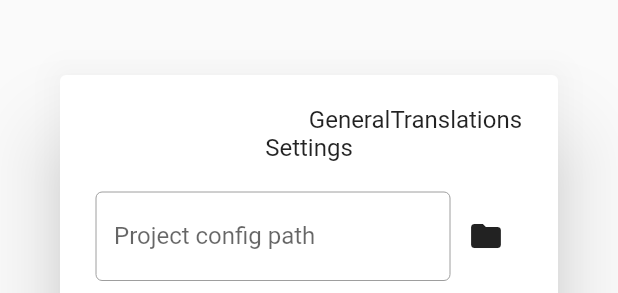
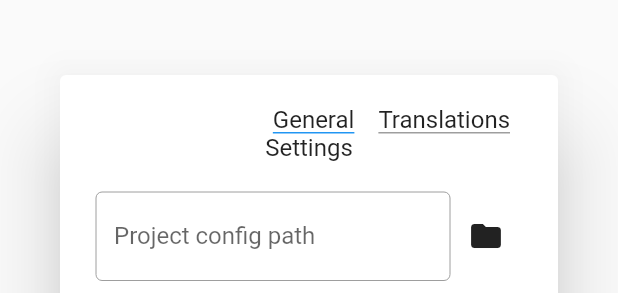
Before and after one commit to Jesperpaulsen/polyglot, a Flutter app: the Settings widget shown alone on an empty page, opened directly, on a phone screen of 412 x 824 dp. Shown: the part 210-503 px from the top of the screen. Run offline on Flutter 3.47's test engine with Material 2 defaults, Android fonts, the light colour scheme and no system bars; our stand-ins replace file_picker, flutter_riverpod; missing offline and left inert: desktop_window, pluto_grid; statements that could not run were skipped.

Commit message:
add languages from within settings

```diff
--- a/lib/screens/settings.dart
+++ b/lib/screens/settings.dart
@@ -1,7 +1,6 @@
 import 'package:flutter/material.dart';
-import 'package:intl_ui/widgets/settings/general_settings.dart';
+import 'package:intl_ui/widgets/settings/SETTING_TYPES.dart';
 import 'package:intl_ui/widgets/settings/settings_tabs.dart';
-import 'package:intl_ui/widgets/settings/translations_settings.dart';
 
 class Settings extends StatefulWidget {
   const Settings({Key? key}) : super(key: key);
@@ -11,6 +10,8 @@
 }
 
 class _SettingsState extends State<Settings> {
+  var _activeTab = settingTabs[SETTING_TYPES.GENERAL]!;
+
   @override
   Widget build(BuildContext context) {
     return AlertDialog(
@@ -19,9 +20,20 @@
           width: 800,
           child: Column(
             children: [
-              SettingsTabs(),
-              Stack(
-                children: [GeneralSettings(), TranslationsSettings()],
+              SettingsTabs(
+                activeIndex: _activeTab.index,
+                onChange: (type) {
+                  final newTab = settingTabs[type];
+                  setState(() {
+                    _activeTab = newTab!;
+                  });
+                },
+              ),
+              IndexedStack(
+                index: _activeTab.index,
+                children: [
+                  for (final setting in settingTabs.values) setting.widget
+                ],
               )
             ],
           )),
--- a/lib/services/file_handler.dart
+++ b/lib/services/file_handler.dart
@@ -1,6 +1,7 @@
 import 'dart:convert';
 import 'dart:io';
 
+import 'package:intl_ui/utils/prettyJsonString.dart';
 import 'package:path_provider/path_provider.dart';
 
 class FileHandler {
@@ -61,6 +62,6 @@
       fileName: fileName,
       fullPath: fullPath,
     );
-    return file.writeAsString(jsonEncode(content));
+    return file.writeAsString(getPrettyJSONString(content));
   }
 }
--- /dev/null
+++ b/lib/utils/prettyJsonString.dart
@@ -0,0 +1,6 @@
+import 'dart:convert';
+
+String getPrettyJSONString(jsonObject) {
+  var encoder = const JsonEncoder.withIndent("  ");
+  return encoder.convert(jsonObject);
+}
--- a/lib/widgets/settings/SETTING_TYPES.dart
+++ b/lib/widgets/settings/SETTING_TYPES.dart
@@ -1,19 +1,34 @@
 import 'package:flutter/material.dart';
 import 'package:intl_ui/widgets/settings/general_settings.dart';
+import 'package:intl_ui/widgets/settings/translations_settings.dart';
 
 enum SETTING_TYPES { GENERAL, TRANSLATIONS }
 
 Map<SETTING_TYPES, SettingTab> settingTabs = {
-  SETTING_TYPES.GENERAL: SettingTab(index: 0, widget: const GeneralSettings()),
-  SETTING_TYPES.TRANSLATIONS: SettingTab(index: 1, widget: const Text('Hello'))
+  SETTING_TYPES.GENERAL: SettingTab(
+    type: SETTING_TYPES.GENERAL,
+    index: 0,
+    widget: const GeneralSettings(),
+    label: 'General',
+  ),
+  SETTING_TYPES.TRANSLATIONS: SettingTab(
+    type: SETTING_TYPES.TRANSLATIONS,
+    index: 1,
+    widget: const TranslationsSettings(),
+    label: 'Translations',
+  )
 };
 
 class SettingTab {
+  final SETTING_TYPES type;
   final int index;
+  final String label;
   final Widget widget;
 
   SettingTab({
+    required this.type,
     required this.index,
+    required this.label,
     required this.widget,
   });
 }
--- a/lib/widgets/settings/settings_tabs.dart
+++ b/lib/widgets/settings/settings_tabs.dart
@@ -1,13 +1,44 @@
 import 'package:flutter/material.dart';
+import 'package:intl_ui/widgets/settings/SETTING_TYPES.dart';
 
 class SettingsTabs extends StatelessWidget {
-  const SettingsTabs({Key? key}) : super(key: key);
+  final int activeIndex;
+  final void Function(SETTING_TYPES settingType) onChange;
+
+  const SettingsTabs({
+    required this.activeIndex,
+    required this.onChange,
+    Key? key,
+  }) : super(key: key);
 
   @override
   Widget build(BuildContext context) {
     return Row(
       mainAxisAlignment: MainAxisAlignment.end,
-      children: const [Text('General'), Text('Translations')],
+      children: [
+        for (final setting in settingTabs.values)
+          Padding(
+            padding: const EdgeInsets.symmetric(horizontal: 8.0),
+            child: MouseRegion(
+              cursor: SystemMouseCursors.click,
+              child: GestureDetector(
+                onTap: () => onChange(setting.type),
+                child: DecoratedBox(
+                  decoration: BoxDecoration(
+                    border: Border(
+                      bottom: BorderSide(
+                        color: setting.index == activeIndex
+                            ? Colors.blue
+                            : Colors.grey,
+                      ),
+                    ),
+                  ),
+                  child: Text(setting.label),
+                ),
+              ),
+            ),
+          )
+      ],
     );
   }
 }
--- a/lib/widgets/settings/translations_settings.dart
+++ b/lib/widgets/settings/translations_settings.dart
@@ -1,10 +1,111 @@
 import 'package:flutter/material.dart';
+import 'package:flutter_riverpod/flutter_riverpod.dart';
+import 'package:intl_ui/providers/translation_provider.dart';
+import 'package:intl_ui/services/config_handler.dart';
+import 'package:intl_ui/widgets/common/button.dart';
+import 'package:intl_ui/widgets/common/input.dart';
 
-class TranslationsSettings extends StatelessWidget {
+class TranslationsSettings extends ConsumerStatefulWidget {
   const TranslationsSettings({Key? key}) : super(key: key);
 
   @override
+  ConsumerState<TranslationsSettings> createState() =>
+      _TranslationsSettingsState();
+}
+
+class _TranslationsSettingsState extends ConsumerState<TranslationsSettings> {
+  String? intlCode;
+  String? fileName;
+
+  @override
   Widget build(BuildContext context) {
-    return Container();
+    final translationState = ref.watch(TranslationProvider.provider);
+    final translationProvider = ref.read(TranslationProvider.provider.notifier);
+    return Container(
+      child: Column(
+        children: [
+          const Text(
+            'Translations',
+            style: TextStyle(fontSize: 24),
+          ),
+          ...[
+            for (final translation in translationState.translations.values)
+              Padding(
+                padding: const EdgeInsets.all(8.0),
+                child: Row(
+                  children: [
+                    Text(translation.intlLanguageName ?? ''),
+                    const SizedBox(
+                      width: 20,
+                    ),
+                    Text(
+                      translation.intlCode,
+                      style: const TextStyle(fontWeight: FontWeight.w600),
+                    ),
+                    const SizedBox(
+                      width: 10,
+                    ),
+                    if (translation.isMaster)
+                      const Text(
+                        'Master',
+                        style: TextStyle(color: Colors.teal),
+                      )
+                    else
+                      IconButton(
+                        onPressed: () {},
+                        icon: const Icon(Icons.translate),
+                      ),
+                  ],
+                ),
+              )
+          ],
+          const SizedBox(
+            height: 40,
+          ),
+          Row(
+            children: [
+              SizedBox(
+                width: 250,
+                child: Input(
+                  label: 'New intl code',
+                  onChange: (value) => setState(() {
+                    intlCode = value;
+                  }),
+                ),
+              ),
+              const SizedBox(
+                width: 10,
+              ),
+              SizedBox(
+                width: 250,
+                child: Input(
+                  label: 'Translation file name',
+                  onChange: (value) => setState(() {
+                    fileName = value;
+                  }),
+                ),
+              ),
+              const SizedBox(
+                width: 20,
+              ),
+              Button(
+                onPressed: intlCode != null && fileName != null
+                    ? () async {
+                        if (!fileName!.endsWith('.json')) {
+                          fileName = '$fileName.json';
+                        }
+                        await ConfigHandler.instance
+                            .addLanguageToProject(intlCode!, fileName!);
+
+                        translationProvider.reloadTranslations();
+                      }
+                    : null,
+                child: const Text('Add language'),
+              )
+            ],
+          )
+        ],
+      ),
+    );
   }
 }
```
Also changed, not shown: lib/providers/translation_provider.dart (+7 -3 lines), lib/services/config_handler.dart (+27 -2 lines), lib/services/translation_writer_isolate.dart (+1 -6 lines), lib/widgets/common/screen_widget.dart (+11 -1 lines).
